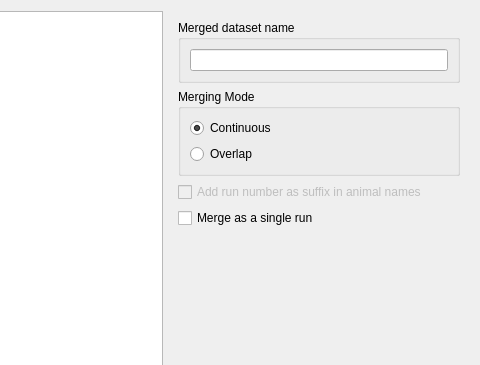
Old version of the form tse_analytics/views/datasets/merge_datasets/datasets_merge_dialog.ui in the repository TSE-Systems/tse-analytics; both pictures show x 677 to 1157 and y 0 to 365 of the 1157 by 523 pixel window.
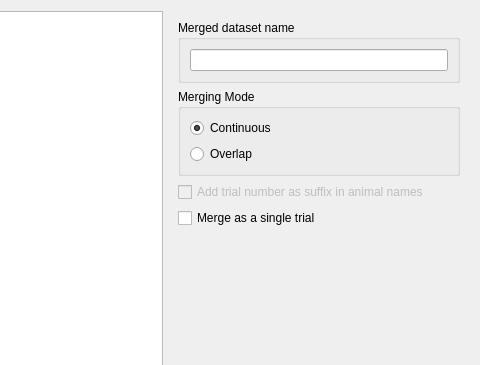
New version of the form.

Commit message: Use "trial" naming convention instead of "experiment" or "run".

What changed in the file:
```diff
--- a/tse_analytics/views/datasets/merge_datasets/datasets_merge_dialog.ui
+++ b/tse_analytics/views/datasets/merge_datasets/datasets_merge_dialog.ui
@@ -110,7 +110,7 @@
            <bool>false</bool>
           </property>
           <property name="text">
-           <string>Add run number as suffix in animal names </string>
+           <string>Add trial number as suffix in animal names </string>
           </property>
          </widget>
         </item>
@@ -120,7 +120,7 @@
            <string>Merged dataset will have a Run number for all records assigned to 1</string>
           </property>
           <property name="text">
-           <string>Merge as a single run</string>
+           <string>Merge as a single trial</string>
           </property>
          </widget>
         </item>
```
Left out of the diff: 5 changed lines with no effect on the pictures. The commit also changes 20 other files.
